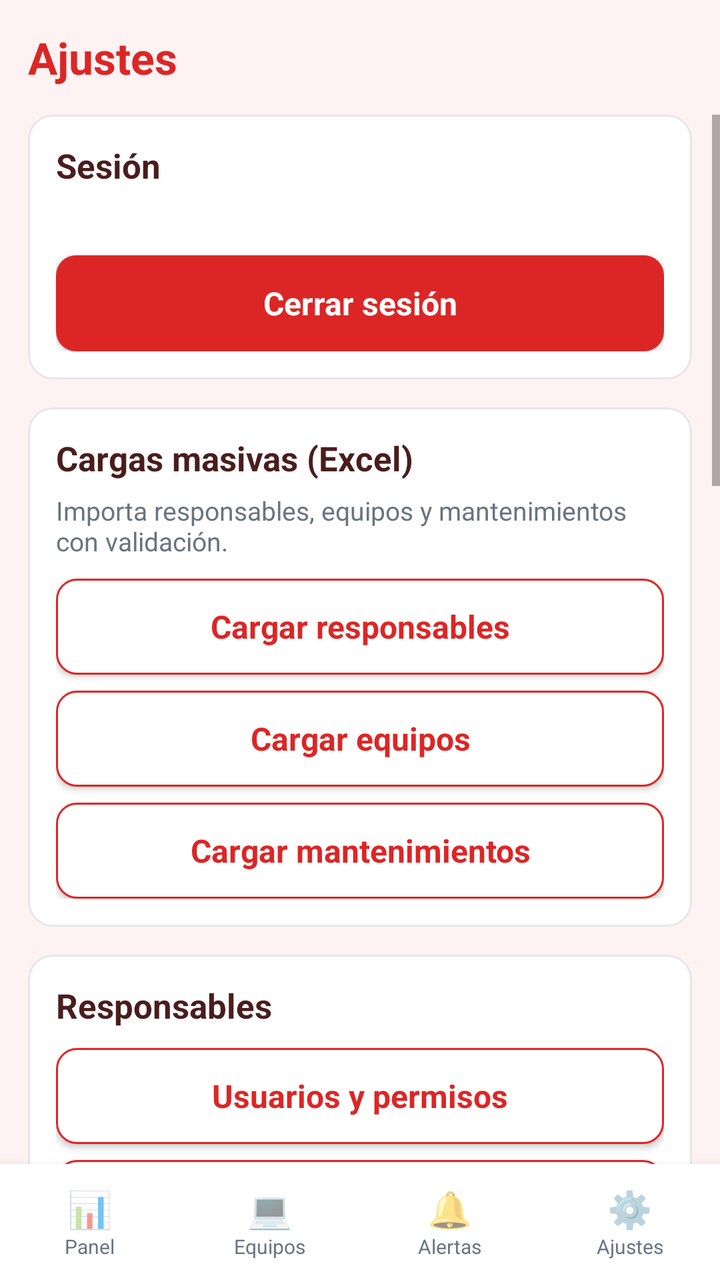
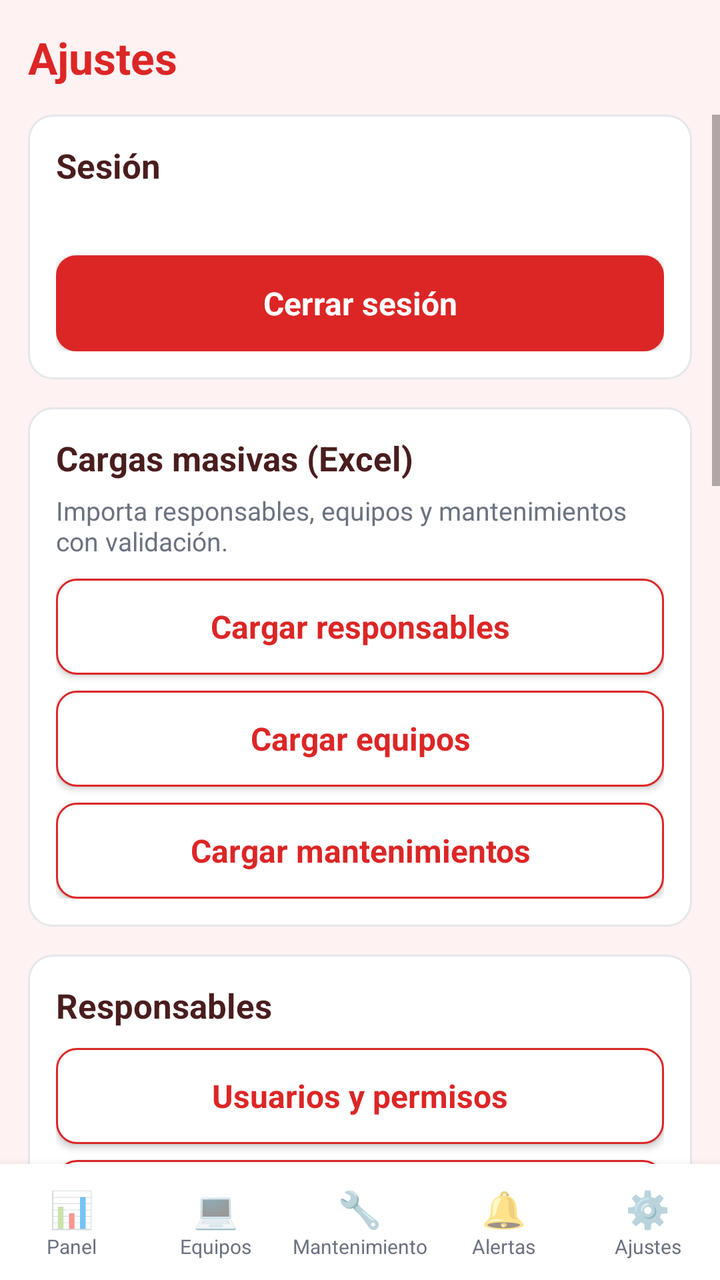

An Android layout rendered at two revisions. The XML below is the earlier revision; the diff shows what the commit changed to produce the second picture.
<!-- AndroidManifest.xml: application theme AppTheme -->
<!-- res/layout/activity_config.xml -->
<?xml version="1.0" encoding="utf-8"?>
<LinearLayout xmlns:android="http://schemas.android.com/apk/res/android"
    android:layout_width="match_parent"
    android:layout_height="match_parent"
    android:orientation="vertical"
    android:fitsSystemWindows="true"
    android:background="@color/bg">

    <TextView
        android:layout_width="wrap_content"
        android:layout_height="wrap_content"
        android:layout_margin="14dp"
        style="@style/Title"
        android:text="Ajustes" />

    <ScrollView
        android:layout_width="match_parent"
        android:layout_height="0dp"
        android:layout_weight="1">

        <LinearLayout
            android:layout_width="match_parent"
            android:layout_height="wrap_content"
            android:orientation="vertical"
            android:paddingLeft="14dp"
            android:paddingRight="14dp"
            android:paddingBottom="14dp">

            <LinearLayout
                android:layout_width="match_parent"
                android:layout_height="wrap_content"
                android:orientation="vertical"
                style="@style/Card">

                <TextView
                    android:layout_width="wrap_content"
                    android:layout_height="wrap_content"
                    style="@style/Section"
                    android:text="Sesión" />

                <TextView
                    android:id="@+id/txtSesion"
                    android:layout_width="wrap_content"
                    android:layout_height="wrap_content"
                    android:layout_marginTop="6dp"
                    android:textColor="@color/text_secondary"
                    android:textSize="13sp" />

                <Button
                    android:id="@+id/btnCerrarSesion"
                    style="@style/BtnDanger"
                    android:layout_width="match_parent"
                    android:layout_height="wrap_content"
                    android:layout_marginTop="10dp"
                    android:text="Cerrar sesión" />
            </LinearLayout>

            <LinearLayout
                android:layout_width="match_parent"
                android:layout_height="wrap_content"
                android:layout_marginTop="14dp"
                android:orientation="vertical"
                style="@style/Card">

                <TextView
                    android:layout_width="wrap_content"
                    android:layout_height="wrap_content"
                    style="@style/Section"
                    android:text="Cargas masivas (Excel)" />

                <TextView
                    android:layout_width="wrap_content"
                    android:layout_height="wrap_content"
                    android:layout_marginTop="6dp"
                    android:text="Importa responsables, equipos y mantenimientos con validación."
                    android:textColor="@color/text_secondary"
                    android:textSize="13sp" />

                <Button
                    android:id="@+id/btnCargarResponsables"
                    style="@style/BtnOutline"
                    android:layout_width="match_parent"
                    android:layout_height="wrap_content"
                    android:layout_marginTop="10dp"
                    android:text="Cargar responsables" />

                <Button
                    android:id="@+id/btnCargarEquipos"
                    style="@style/BtnOutline"
                    android:layout_width="match_parent"
                    android:layout_height="wrap_content"
                    android:layout_marginTop="8dp"
                    android:text="Cargar equipos" />

                <Button
                    android:id="@+id/btnCargarMantenimientos"
                    style="@style/BtnOutline"
                    android:layout_width="match_parent"
                    android:layout_height="wrap_content"
                    android:layout_marginTop="8dp"
                    android:text="Cargar mantenimientos" />
            </LinearLayout>

            <LinearLayout
                android:layout_width="match_parent"
                android:layout_height="wrap_content"
                android:layout_marginTop="14dp"
                android:orientation="vertical"
                style="@style/Card">

                <TextView
                    android:layout_width="wrap_content"
                    android:layout_height="wrap_content"
                    style="@style/Section"
                    android:text="Responsables" />

                <Button
                    android:id="@+id/btnVerResponsables"
                    style="@style/BtnOutline"
                    android:layout_width="match_parent"
                    android:layout_height="wrap_content"
                    android:layout_marginTop="10dp"
                    android:text="Usuarios y permisos" />

                <Button
                    android:id="@+id/btnAuditoria"
                    style="@style/BtnOutline"
                    android:layout_width="match_parent"
                    android:layout_height="wrap_content"
                    android:layout_marginTop="8dp"
                    android:text="Auditoría" />
            </LinearLayout>

            <LinearLayout
                android:layout_width="match_parent"
                android:layout_height="wrap_content"
                android:layout_marginTop="14dp"
                android:orientation="vertical"
                style="@style/Card">

                <TextView
                    android:layout_width="wrap_content"
                    android:layout_height="wrap_content"
                    style="@style/Section"
                    android:text="Empresa" />

                <EditText
                    android:id="@+id/cfgEmpresa"
                    style="@style/Input"
                    android:layout_marginTop="4dp"
                    android:hint="Nombre de la empresa / departamento"
                    android:singleLine="true" />

                <Button
                    android:id="@+id/btnGuardarConfig"
                    style="@style/BtnPrimary"
                    android:layout_width="match_parent"
                    android:layout_height="wrap_content"
                    android:layout_marginTop="10dp"
                    android:text="Guardar" />
            </LinearLayout>

            <LinearLayout
                android:layout_width="match_parent"
                android:layout_height="wrap_content"
                android:layout_marginTop="14dp"
                android:orientation="vertical"
                style="@style/Card">

                <TextView
                    android:layout_width="wrap_content"
                    android:layout_height="wrap_content"
                    style="@style/Section"
                    android:text="Copia de seguridad" />

                <Button
                    android:id="@+id/btnExportar"
                    style="@style/BtnOutline"
                    android:layout_width="match_parent"
                    android:layout_height="wrap_content"
                    android:layout_marginTop="10dp"
                    android:text="Exportar datos" />

                <Button
                    android:id="@+id/btnImportar"
                    style="@style/BtnOutline"
                    android:layout_width="match_parent"
                    android:layout_height="wrap_content"
                    android:layout_marginTop="8dp"
                    android:text="Importar datos" />
            </LinearLayout>

            <LinearLayout
                android:layout_width="match_parent"
                android:layout_height="wrap_content"
                android:layout_marginTop="14dp"
                android:orientation="vertical"
                style="@style/Card">

                <TextView
                    android:layout_width="wrap_content"
                    android:layout_height="wrap_content"
                    style="@style/Section"
                    android:text="Mantenimientos 2026" />

                <TextView
                    android:layout_width="wrap_content"
                    android:layout_height="wrap_content"
                    android:layout_marginTop="6dp"
                    android:text="Deja como pendientes (PROGRAMADO) todos los mantenimientos programados para 2026 para que aparezcan activos en Alertas."
                    android:textColor="@color/text_secondary"
                    android:textSize="13sp" />

                <Button
                    android:id="@+id/btnActivar2026"
                    style="@style/BtnPrimary"
                    android:layout_width="match_parent"
                    android:layout_height="wrap_content"
                    android:layout_marginTop="10dp"
                    android:text="Activar mantenimientos 2026" />
            </LinearLayout>

            <LinearLayout
                android:layout_width="match_parent"
                android:layout_height="wrap_content"
                android:layout_marginTop="14dp"
                android:orientation="vertical"
                style="@style/Card">

                <TextView
                    android:layout_width="wrap_content"
                    android:layout_height="wrap_content"
                    style="@style/Section"
                    android:text="Datos" />

                <TextView
                    android:layout_width="wrap_content"
                    android:layout_height="wrap_content"
                    android:layout_marginTop="6dp"
                    android:text="Borra todos los responsables, equipos y mantenimientos. Esta acción no se puede deshacer."
                    android:textColor="@color/text_secondary"
                    android:textSize="13sp" />

                <Button
                    android:id="@+id/btnVaciarBd"
                    style="@style/BtnDanger"
                    android:layout_width="match_parent"
                    android:layout_height="wrap_content"
                    android:layout_marginTop="10dp"
                    android:text="Vaciar base de datos" />

                <Button
                    android:id="@+id/btnVerErrores"
                    style="@style/BtnOutline"
                    android:layout_width="match_parent"
                    android:layout_height="wrap_content"
                    android:layout_marginTop="8dp"
                    android:text="Ver errores guardados" />
            </LinearLayout>

            <LinearLayout
                android:layout_width="match_parent"
                android:layout_height="wrap_content"
                android:layout_marginTop="14dp"
                android:orientation="vertical"
                style="@style/Card">

                <TextView
                    android:layout_width="wrap_content"
                    android:layout_height="wrap_content"
                    style="@style/Section"
                    android:text="Acerca de" />

                <TextView
                    android:layout_width="wrap_content"
                    android:layout_height="wrap_content"
                    android:layout_marginTop="6dp"
                    android:text="Inventario de equipos por persona. Cada responsable tiene N equipos y cada equipo su historial de mantenimientos."
                    android:textColor="@color/text_secondary"
                    android:textSize="13sp" />

                <TextView
                    android:id="@+id/txtVersion"
                    android:layout_width="wrap_content"
                    android:layout_height="wrap_content"
                    android:layout_marginTop="8dp"
                    android:text="Versión 3.9.0"
                    android:textColor="@color/primary"
                    android:textSize="13sp"
                    android:textStyle="bold" />
            </LinearLayout>
        </LinearLayout>
    </ScrollView>

    <include layout="@layout/nav_bottom" />
</LinearLayout>
<!-- res/layout/nav_bottom.xml (included above) -->
<?xml version="1.0" encoding="utf-8"?>
<LinearLayout xmlns:android="http://schemas.android.com/apk/res/android"
    android:id="@+id/bottomNav"
    android:layout_width="match_parent"
    android:layout_height="wrap_content"
    android:orientation="horizontal"
    android:background="@color/card"
    android:elevation="8dp"
    android:paddingTop="6dp"
    android:paddingBottom="6dp">

    <LinearLayout
        android:id="@+id/navPanel"
        android:layout_width="0dp"
        android:layout_height="wrap_content"
        android:layout_weight="1"
        android:gravity="center"
        android:orientation="vertical"
        android:paddingTop="4dp"
        android:paddingBottom="4dp">

        <TextView
            android:layout_width="wrap_content"
            android:layout_height="wrap_content"
            android:text="📊"
            android:textSize="18sp" />

        <TextView
            android:layout_width="wrap_content"
            android:layout_height="wrap_content"
            android:text="Panel"
            android:textSize="10sp"
            android:textColor="@color/text_secondary" />
    </LinearLayout>

    <LinearLayout
        android:id="@+id/navEquipos"
        android:layout_width="0dp"
        android:layout_height="wrap_content"
        android:layout_weight="1"
        android:gravity="center"
        android:orientation="vertical"
        android:paddingTop="4dp"
        android:paddingBottom="4dp">

        <TextView
            android:layout_width="wrap_content"
            android:layout_height="wrap_content"
            android:text="💻"
            android:textSize="18sp" />

        <TextView
            android:layout_width="wrap_content"
            android:layout_height="wrap_content"
            android:text="Equipos"
            android:textSize="10sp"
            android:textColor="@color/text_secondary" />
    </LinearLayout>

    <LinearLayout
        android:id="@+id/navAlertas"
        android:layout_width="0dp"
        android:layout_height="wrap_content"
        android:layout_weight="1"
        android:gravity="center"
        android:orientation="vertical"
        android:paddingTop="4dp"
        android:paddingBottom="4dp">

        <TextView
            android:layout_width="wrap_content"
            android:layout_height="wrap_content"
            android:text="🔔"
            android:textSize="18sp" />

        <TextView
            android:layout_width="wrap_content"
            android:layout_height="wrap_content"
            android:text="Alertas"
            android:textSize="10sp"
            android:textColor="@color/text_secondary" />
    </LinearLayout>

    <LinearLayout
        android:id="@+id/navConfig"
        android:layout_width="0dp"
        android:layout_height="wrap_content"
        android:layout_weight="1"
        android:gravity="center"
        android:orientation="vertical"
        android:paddingTop="4dp"
        android:paddingBottom="4dp">

        <TextView
            android:layout_width="wrap_content"
            android:layout_height="wrap_content"
            android:text="⚙️"
            android:textSize="18sp" />

        <TextView
            android:layout_width="wrap_content"
            android:layout_height="wrap_content"
            android:text="Ajustes"
            android:textSize="10sp"
            android:textColor="@color/text_secondary" />
    </LinearLayout>
</LinearLayout>
<!-- resources referenced by this layout -->
<resources>
  <color name="bg">#FEF2F2</color>
  <color name="card">#FFFFFF</color>
  <color name="primary">#DC2626</color>
  <color name="text_secondary">#6B7280</color>
  <style name="Card">
          <item name="android:background">@drawable/bg_card</item>
          <item name="android:padding">14dp</item>
      </style>
  <style name="Input">
          <item name="android:background">@drawable/bg_input</item>
          <item name="android:paddingLeft">12dp</item>
          <item name="android:paddingRight">12dp</item>
          <item name="android:paddingTop">10dp</item>
          <item name="android:paddingBottom">10dp</item>
          <item name="android:textSize">15sp</item>
          <item name="android:textColor">@color/text_primary</item>
          <item name="android:layout_width">match_parent</item>
          <item name="android:layout_height">wrap_content</item>
      </style>
  <style name="Section">
          <item name="android:textSize">17sp</item>
          <item name="android:textStyle">bold</item>
          <item name="android:textColor">@color/text_primary</item>
      </style>
  <style name="Title">
          <item name="android:textSize">22sp</item>
          <item name="android:textStyle">bold</item>
          <item name="android:textColor">@color/primary</item>
      </style>
  <style name="AppTheme" parent="android:Theme.Material.Light.NoActionBar">
          <item name="android:statusBarColor">@color/primary</item>
          <item name="android:navigationBarColor">@color/primary</item>
          <item name="android:windowBackground">@color/bg</item>
          <item name="android:colorAccent">@color/primary</item>
          <item name="android:forceDarkAllowed">false</item>
          <item name="android:windowOptOutEdgeToEdgeEnforcement">true</item>
          <item name="android:windowLayoutInDisplayCutoutMode">shortEdges</item>
      </style>
  <!-- drawable bg_button_danger (drawable) -->
  <?xml version="1.0" encoding="utf-8"?>
  <selector xmlns:android="http://schemas.android.com/apk/res/android">
      <item android:state_pressed="true">
          <shape android:shape="rectangle">
              <solid android:color="#B91C1C" />
              <corners android:radius="10dp" />
          </shape>
      </item>
      <item>
          <shape android:shape="rectangle">
              <solid android:color="@color/danger" />
              <corners android:radius="10dp" />
          </shape>
      </item>
  </selector>
  <!-- drawable bg_button_primary (drawable) -->
  <?xml version="1.0" encoding="utf-8"?>
  <selector xmlns:android="http://schemas.android.com/apk/res/android">
      <item android:state_pressed="true">
          <shape android:shape="rectangle">
              <solid android:color="@color/primary_dark" />
              <corners android:radius="10dp" />
          </shape>
      </item>
      <item>
          <shape android:shape="rectangle">
              <solid android:color="@color/primary" />
              <corners android:radius="10dp" />
          </shape>
      </item>
  </selector>
  <!-- drawable bg_card (drawable) -->
  <?xml version="1.0" encoding="utf-8"?>
  <shape xmlns:android="http://schemas.android.com/apk/res/android" android:shape="rectangle">
      <solid android:color="@color/card" />
      <stroke android:width="1dp" android:color="@color/border" />
      <corners android:radius="12dp" />
  </shape>
  <color name="text_primary">#4A1D1D</color>
  <color name="danger">#DC2626</color>
  <color name="primary_light">#FEE2E2</color>
  <color name="primary_dark">#B91C1C</color>
  <color name="border">#E5E7EB</color>
  <!-- unchanged entries left out for length: 5 -->
</resources>

<!-- the commit's change to res/layout/activity_config.xml (unified diff, before → after) -->
@@ -284,7 +284,7 @@
                     android:layout_width="wrap_content"
                     android:layout_height="wrap_content"
                     android:layout_marginTop="8dp"
-                    android:text="Versión 3.9.0"
+                    android:text="Versión 3.10.0"
                     android:textColor="@color/primary"
                     android:textSize="13sp"
                     android:textStyle="bold" />
@@ -355,7 +355,7 @@
     </LinearLayout>
 
     <LinearLayout
-        android:id="@+id/navAlertas"
+        android:id="@+id/navMantenimientos"
         android:layout_width="0dp"
         android:layout_height="wrap_content"
         android:layout_weight="1"
@@ -367,19 +367,19 @@
         <TextView
             android:layout_width="wrap_content"
             android:layout_height="wrap_content"
-            android:text="🔔"
+            android:text="🔧"
             android:textSize="18sp" />
 
         <TextView
             android:layout_width="wrap_content"
             android:layout_height="wrap_content"
-            android:text="Alertas"
+            android:text="Mantenimiento"
             android:textSize="10sp"
             android:textColor="@color/text_secondary" />
     </LinearLayout>
 
     <LinearLayout
-        android:id="@+id/navConfig"
+        android:id="@+id/navAlertas"
         android:layout_width="0dp"
         android:layout_height="wrap_content"
         android:layout_weight="1"
@@ -391,6 +391,30 @@
         <TextView
             android:layout_width="wrap_content"
             android:layout_height="wrap_content"
+            android:text="🔔"
+            android:textSize="18sp" />
+
+        <TextView
+            android:layout_width="wrap_content"
+            android:layout_height="wrap_content"
+            android:text="Alertas"
+            android:textSize="10sp"
+            android:textColor="@color/text_secondary" />
+    </LinearLayout>
+
+    <LinearLayout
+        android:id="@+id/navConfig"
+        android:layout_width="0dp"
+        android:layout_height="wrap_content"
+        android:layout_weight="1"
+        android:gravity="center"
+        android:orientation="vertical"
+        android:paddingTop="4dp"
+        android:paddingBottom="4dp">
+
+        <TextView
+            android:layout_width="wrap_content"
+            android:layout_height="wrap_content"
             android:text="⚙️"
             android:textSize="18sp" />
 
